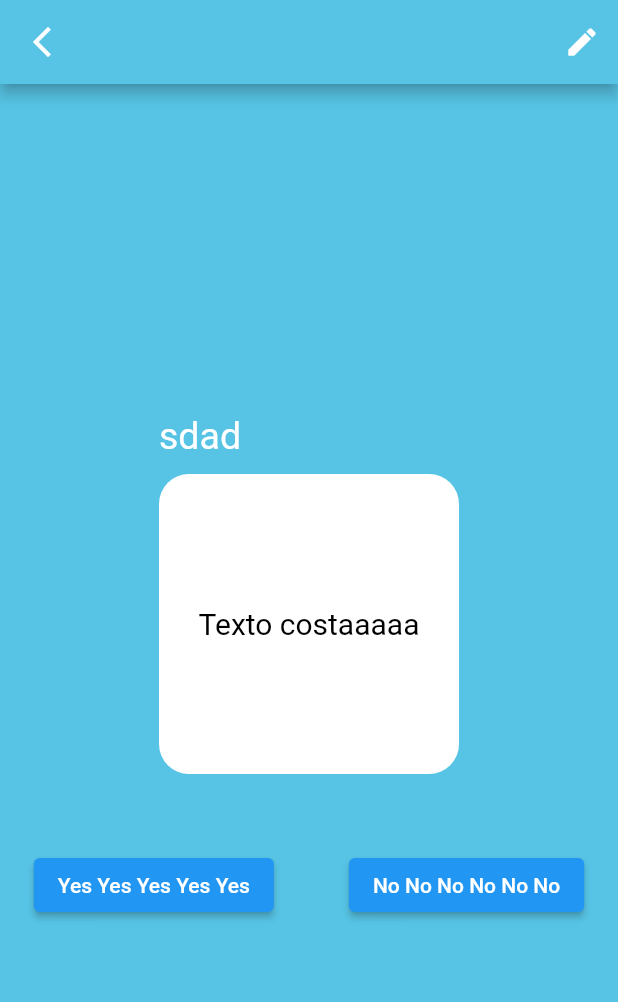
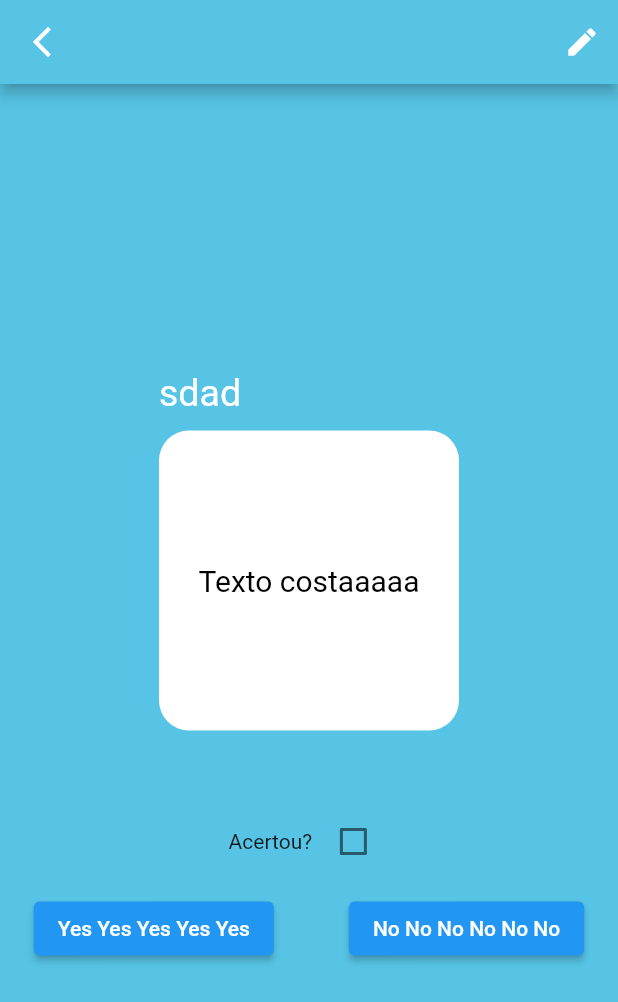
Before and after one commit to MarceloMaues/flashcard_app, a Flutter app: the GameView screen opened by its route, after a tap on "Texto aaaaaa", on a phone screen of 412 x 824 dp. Shown: the top 1002 px of the screen. Run offline on Flutter 3.47's test engine with Material 2 defaults, Android fonts, the phone set to English and light mode, and no system bars; drawn by our look-alikes of flip_card; our stand-ins replace awesome_dialog, get, mobx.

```diff
--- a/lib/Controller.dart
+++ b/lib/Controller.dart
@@ -10,7 +10,7 @@ class Controller extends ChangeNotifier {
 
   //static Controller get to=>  Get.find();
   //final Menu _model = Menu();
-
+  bool _acertou = false;
   List<String> _decks = ['1',
     '2',
     '3',
@@ -34,6 +34,7 @@ class Controller extends ChangeNotifier {
   ];
 
   List<String> get decks => _decks;
+  bool get acertou=>_acertou;
 
   void createNewDeck(String deckName){
     _selectedDeck = Deck(deckName);
@@ -71,5 +72,10 @@ class Controller extends ChangeNotifier {
     _decks.add('a');
     notifyListeners();
   }
+  void setAcertou(bool a){
+    _acertou=a;
+    notifyListeners();
+  }
+
 
 }
--- /dev/null
+++ b/lib/FrontEnd/FlashCardFront/Botaos.dart
@@ -0,0 +1,61 @@
+import 'package:flutter/material.dart';
+import 'package:flip_card/flip_card.dart';
+import 'package:provider/provider.dart';
+
+import '../../Controller.dart';
+
+class Botaos extends StatelessWidget {
+  bool value;
+  Botaos({Key? key,required BuildContext context,required this.value}) : super(key: key);
+  bool _myBoolean = false;
+
+  @override
+  Widget build(BuildContext screen) {
+    return Container(
+      child: Column(
+        crossAxisAlignment: CrossAxisAlignment.center,
+        mainAxisAlignment: MainAxisAlignment.center,
+        children: [
+          Row(
+              crossAxisAlignment: CrossAxisAlignment.center,
+              mainAxisAlignment: MainAxisAlignment.center,
+          children: [
+            Text("Acertou? "),
+            Checkbox(
+                value: value,
+                activeColor: Color(0xff8FDC97),
+                onChanged: (value){
+                  _myBoolean = value!;
+                  Provider.of<Controller>(screen,listen:false).setAcertou(_myBoolean);
+                }
+            ),]),
+            SizedBox(
+              height: 10,
+            ),
+            Row(
+              crossAxisAlignment: CrossAxisAlignment.center,
+              mainAxisAlignment: MainAxisAlignment.center,
+              children: <Widget>[
+                Container(
+                  child: ElevatedButton(
+                    child: Text("Yes Yes Yes Yes Yes"),
+                    onPressed: () {
+
+                    },
+                  ),
+                ),
+                SizedBox(width: 50),
+                Container(
+                  child: ElevatedButton(
+                    child: Text("No No No No No No"),
+                    onPressed: () {},
+                  ),
+                ),
+              ],
+          ),
+
+        ],
+      )
+    );
+  }
+}
--- a/lib/FrontEnd/FlashCardFront/FlashCardFront.dart
+++ b/lib/FrontEnd/FlashCardFront/FlashCardFront.dart
@@ -1,5 +1,8 @@
 import 'package:flutter/material.dart';
 import 'package:flip_card/flip_card.dart';
+import 'package:provider/provider.dart';
+import '../../Controller.dart';
+import "Botaos.dart";
 
 class GameView extends StatelessWidget {
   GameView({Key? key}) : super(key: key);
@@ -112,8 +115,11 @@ class FlashcardFront extends StatelessWidget {
                   children: <Widget>[
                     SizedBox(height: 50),
                   ],
-                ),
-                Row(
+                ),Consumer<Controller>(
+                    builder: (context, controller ,child){
+                      return Botaos(context: context,value: controller.acertou,);
+                    })
+                /**Row(
                     crossAxisAlignment: CrossAxisAlignment.center,
                     mainAxisAlignment: MainAxisAlignment.center,
                     children: <Widget>[
@@ -137,7 +143,7 @@ class FlashcardFront extends StatelessWidget {
                     ),
                     ),
                     ],
-                ),
+                    ),*/
               ],
             )),
       ],
--- a/pubspec.yaml
+++ b/pubspec.yaml
@@ -17,6 +17,7 @@ dependencies:
   freezed_annotation: ^0.12.0
   awesome_dialog: ^2.1.0
   mobx: ^2.0.1
+  flip_card: ^0.5.0
 
 dev_dependencies:
   flutter_test:
```
Also changed, not shown: pubspec.lock. Lines whose indentation alone changed are shown as unchanged.
